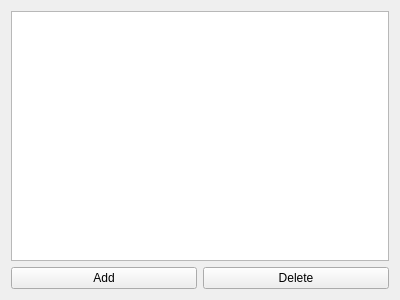
neutronimaging/imagingsuite, file GUI/qt/QtAddons/roimanager.ui: the form before one commit.
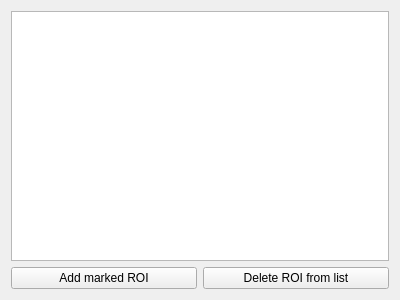
The form after the commit.

Commit message: Changed solver in weighted LS fit Renamed buttons in roi manager

Diff of the .ui file:
```diff
--- a/GUI/qt/QtAddons/roimanager.ui
+++ b/GUI/qt/QtAddons/roimanager.ui
@@ -26,14 +26,14 @@
      <item>
       <widget class="QPushButton" name="button_addROI">
        <property name="text">
-        <string>Add</string>
+        <string>Add marked ROI</string>
        </property>
       </widget>
      </item>
      <item>
       <widget class="QPushButton" name="button_deleteROI">
        <property name="text">
-        <string>Delete</string>
+        <string>Delete ROI from list</string>
        </property>
       </widget>
      </item>
```
The commit also changes 2 other files.
